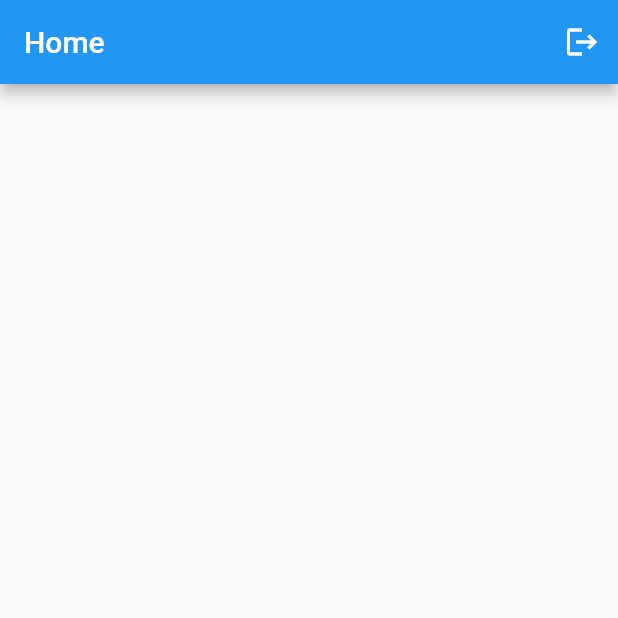
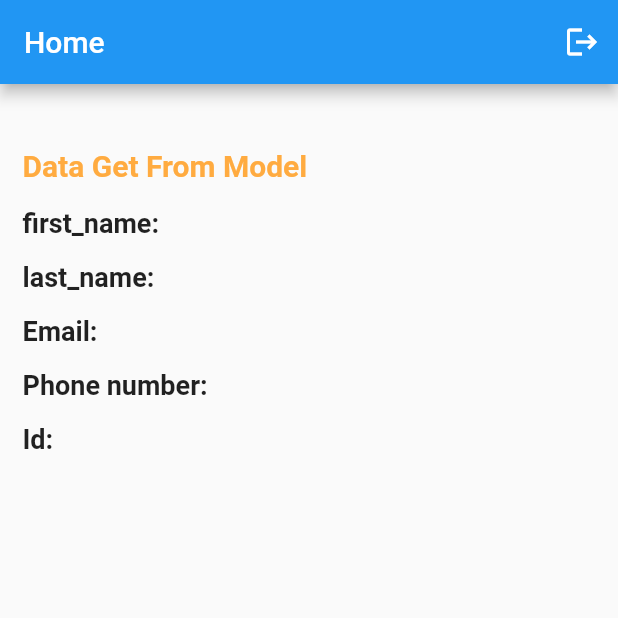
Before and after one commit to panchaniurvisha/firebase_demo_one, a Flutter app: the HomeScreen screen opened directly, on a phone screen of 412 x 824 dp, the top half of it. Run offline on Flutter 3.47's test engine with Material 2 defaults, Android fonts, the phone set to English and light mode, and no system bars; our stand-ins replace cloud_firestore, firebase_auth, firebase_core, fluttertoast, google_sign_in, pinput; missing offline and left inert: github_sign_in; accounts and stored records are empty.

Commit message:
"17/6/2023"

```diff
--- a/lib/view/home/home_screen.dart
+++ b/lib/view/home/home_screen.dart
@@ -1,6 +1,10 @@
+import 'dart:convert';
+
+import 'package:cloud_firestore/cloud_firestore.dart';
 import 'package:firebase_auth/firebase_auth.dart';
 import 'package:flutter/material.dart';
 
+import '../../model/user_model.dart';
 import '../login_page/login_screen.dart';
 
 class HomeScreen extends StatefulWidget {
@@ -13,14 +17,25 @@ class HomeScreen extends StatefulWidget {
 }
 
 class _HomeScreenState extends State<HomeScreen> {
-  String? uid;
   FirebaseAuth firebaseAuth = FirebaseAuth.instance;
-  User? user;
+  FirebaseFirestore firebaseFireStore = FirebaseFirestore.instance;
+
+  UserModel? userModel;
+  getUser() {
+    CollectionReference users = firebaseFireStore.collection('user');
+    users.doc(firebaseAuth.currentUser!.uid).get().then((value) {
+      debugPrint("User Added---->${jsonEncode(value.data())}");
+      userModel = userModelFromJson(jsonEncode(value.data()));
+    }).catchError((error) {
+      debugPrint("Failed to get user: $error");
+    });
+  }
+
   @override
   void initState() {
     // TODO: implement initState
+    getUser();
     super.initState();
-    uid = firebaseAuth.currentUser?.uid;
   }
 
   @override
@@ -42,6 +57,37 @@ class _HomeScreenState extends State<HomeScreen> {
               icon: const Icon(Icons.logout))
         ],
       ),
+      body: Padding(
+        padding: const EdgeInsets.symmetric(vertical: 30, horizontal: 15),
+        child: Column(
+          crossAxisAlignment: CrossAxisAlignment.start,
+          children: [
+            const Text(
+              "Data Get From Model",
+              style: TextStyle(
+                  fontSize: 20,
+                  fontWeight: FontWeight.w700,
+                  color: Colors.orangeAccent,
+                  height: 2),
+            ),
+            Text("first_name: ${userModel!.firstName}",
+                style: const TextStyle(
+                    height: 2, fontWeight: FontWeight.bold, fontSize: 18)),
+            Text("last_name: ${userModel!.lastName}",
+                style: const TextStyle(
+                    height: 2, fontWeight: FontWeight.bold, fontSize: 18)),
+            Text("Email: ${userModel!.email}",
+                style: const TextStyle(
+                    height: 2, fontWeight: FontWeight.bold, fontSize: 18)),
+            Text("Phone number: ${userModel!.number}",
+                style: const TextStyle(
+                    height: 2, fontWeight: FontWeight.bold, fontSize: 18)),
+            Text("Id: ${userModel!.id}",
+                style: const TextStyle(
+                    height: 2, fontWeight: FontWeight.bold, fontSize: 18)),
+          ],
+        ),
+      ),
     );
   }
 }
--- a/pubspec.yaml
+++ b/pubspec.yaml
@@ -43,6 +43,7 @@ dependencies:
   github_sign_in: ^0.0.5-dev.4
   cloud_firestore: ^4.8.0
   fluttertoast: ^8.2.2
+  firebase_storage: ^11.2.3
 
 dev_dependencies:
   flutter_test:
```
Also changed, not shown: lib/view/splash/splash_screen.dart (+12 -3 lines), pubspec.lock.
